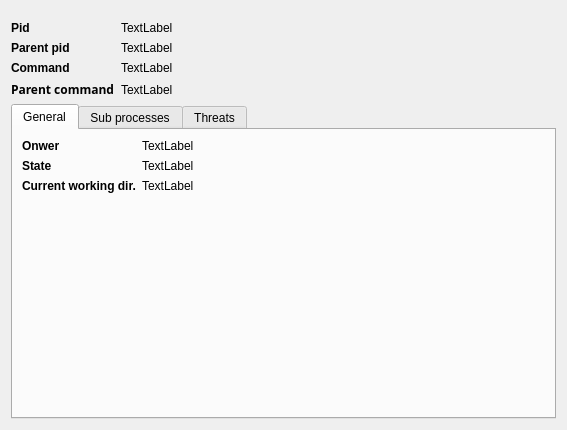
Qt form src/ui/procinfodialog.ui (iddekingej/procgui) before a commit.
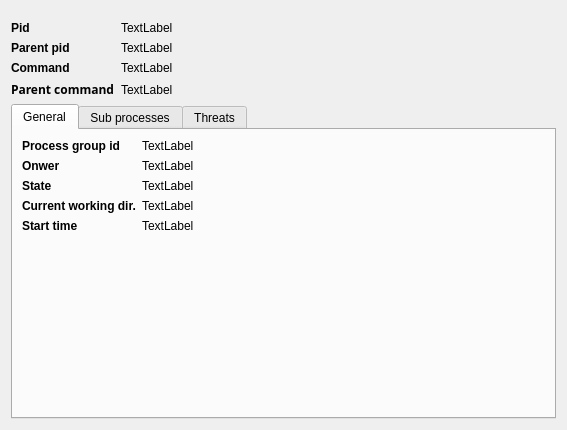
The same form after that commit. The open tabs and pages were chosen to show the change.

Commit message: * Start time and group id

The edit to the form file:
```diff
--- a/src/ui/procinfodialog.ui
+++ b/src/ui/procinfodialog.ui
@@ -115,6 +115,19 @@
        <item>
         <layout class="QFormLayout" name="formLayout_2">
          <item row="0" column="0">
+          <widget class="QLabel" name="label_9">
+           <property name="font">
+            <font>
+             <weight>75</weight>
+             <bold>true</bold>
+            </font>
+           </property>
+           <property name="text">
+            <string>Process group id</string>
+           </property>
+          </widget>
+         </item>
+         <item row="1" column="0">
           <widget class="QLabel" name="label_5">
            <property name="font">
             <font>
@@ -127,7 +140,7 @@
            </property>
           </widget>
          </item>
-         <item row="0" column="1">
+         <item row="1" column="1">
           <widget class="QLabel" name="owner_label">
            <property name="text">
             <string>TextLabel</string>
@@ -135,26 +148,6 @@
           </widget>
          </item>
          <item row="2" column="0">
-          <widget class="QLabel" name="label_6">
-           <property name="font">
-            <font>
-             <weight>75</weight>
-             <bold>true</bold>
-            </font>
-           </property>
-           <property name="text">
-            <string>Current working dir.</string>
-           </property>
-          </widget>
-         </item>
-         <item row="2" column="1">
-          <widget class="QLabel" name="cwd_label">
-           <property name="text">
-            <string>TextLabel</string>
-           </property>
-          </widget>
-         </item>
-         <item row="1" column="0">
           <widget class="QLabel" name="label_7">
            <property name="font">
             <font>
@@ -167,13 +160,60 @@
            </property>
           </widget>
          </item>
-         <item row="1" column="1">
+         <item row="2" column="1">
           <widget class="QLabel" name="state_label">
            <property name="text">
             <string>TextLabel</string>
            </property>
           </widget>
          </item>
+         <item row="3" column="0">
+          <widget class="QLabel" name="label_6">
+           <property name="font">
+            <font>
+             <weight>75</weight>
+             <bold>true</bold>
+            </font>
+           </property>
+           <property name="text">
+            <string>Current working dir.</string>
+           </property>
+          </widget>
+         </item>
+         <item row="3" column="1">
+          <widget class="QLabel" name="cwd_label">
+           <property name="text">
+            <string>TextLabel</string>
+           </property>
+          </widget>
+         </item>
+         <item row="4" column="0">
+          <widget class="QLabel" name="label_8">
+           <property name="font">
+            <font>
+             <weight>75</weight>
+             <bold>true</bold>
+            </font>
+           </property>
+           <property name="text">
+            <string>Start time</string>
+           </property>
+          </widget>
+         </item>
+         <item row="4" column="1">
+          <widget class="QLabel" name="startTime_label">
+           <property name="text">
+            <string>TextLabel</string>
+           </property>
+          </widget>
+         </item>
+         <item row="0" column="1">
+          <widget class="QLabel" name="processGroupId_label">
+           <property name="text">
+            <string>TextLabel</string>
+           </property>
+          </widget>
+         </item>
         </layout>
        </item>
       </layout>
```
Left out of the diff: 2 changed lines with no effect on the pictures. The commit also changes 6 other files.
